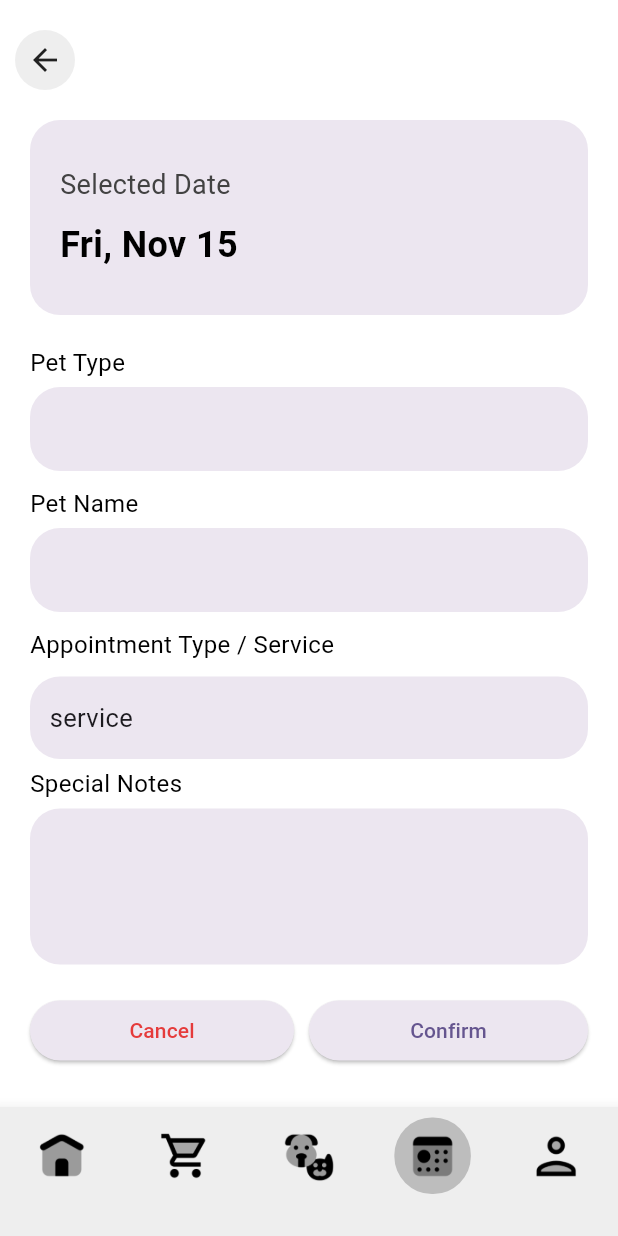
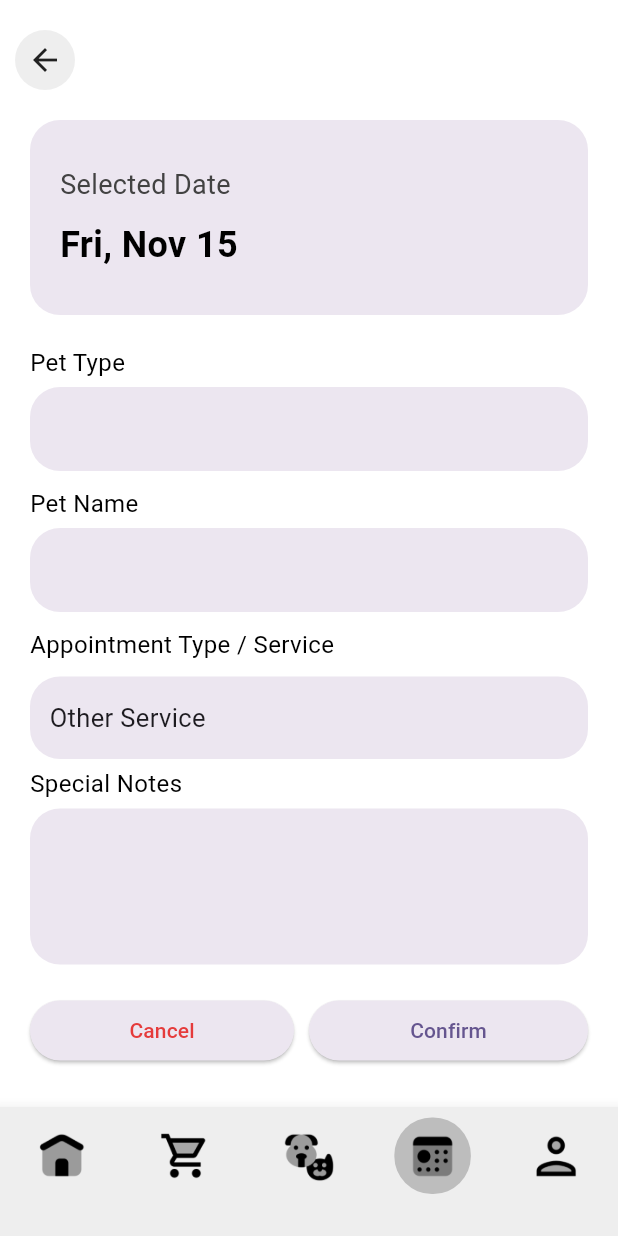
Before and after one commit to Shaliha07/petshop, a Flutter app: the ProfilePage screen opened directly, item 4 of the bottom bar chosen, after a tap on "Add an Appointment", on a phone screen of 412 x 824 dp. Run offline on Flutter 3.47's test engine with Material 3 defaults, Android fonts, the phone set to English and light mode, and no system bars.

Commit message:
Att change done in getStarted - 1 login - 1 signup - 1 home - 1 chatbot - 1 products - 1 item - 1 cart - 1 checkout - 1 service - 1 appointment - 1 confirm apt - 1 user - 1 eal time chat - 1 edit pf - 1

```diff
--- a/lib/aptscheduling.dart
+++ b/lib/aptscheduling.dart
@@ -17,6 +17,23 @@ class SchedulingPage extends StatefulWidget {
 }
 
 class _SchedulingPageState extends State<SchedulingPage> {
+  final TextEditingController petTypeController = TextEditingController();
+  final TextEditingController petNameController = TextEditingController();
+  final TextEditingController specialNotesController = TextEditingController();
+
+  final double appointmentTime = 00.00;
+  final int appointmentID = 001;
+  final int userID = 001;
+  final String status = "success";
+
+  @override
+  void dispose() {
+    petTypeController.dispose();
+    petNameController.dispose();
+    specialNotesController.dispose();
+    super.dispose();
+  }
+
   @override
   Widget build(BuildContext context) {
     return SafeArea(
@@ -84,9 +101,11 @@ class _SchedulingPageState extends State<SchedulingPage> {
                       ),
                     ),
                     const SizedBox(height: 20),
-                    buildTextField(label: 'Pet Type'),
+                    buildTextField(
+                        label: 'Pet Type', controller: petTypeController),
                     const SizedBox(height: 10),
-                    buildTextField(label: 'Pet Name'),
+                    buildTextField(
+                        label: 'Pet Name', controller: petNameController),
                     const SizedBox(height: 10),
                     const Text('Appointment Type / Service',
                         style: TextStyle(color: Colors.black, fontSize: 16)),
@@ -111,7 +130,10 @@ class _SchedulingPageState extends State<SchedulingPage> {
                       ),
                     ),
                     const SizedBox(height: 5),
-                    buildTextField(label: 'Special Notes', maxLines: 3),
+                    buildTextField(
+                        label: 'Special Notes',
+                        controller: specialNotesController,
+                        maxLines: 3),
                     const SizedBox(height: 20),
                     Row(
                       mainAxisAlignment: MainAxisAlignment.end,
@@ -143,7 +165,11 @@ class _SchedulingPageState extends State<SchedulingPage> {
                         ),
                         Expanded(
                           child: ElevatedButton(
-                            onPressed: () {},
+                            onPressed: () {
+                              final petType = petTypeController.text;
+                              final petName = petNameController.text;
+                              final specialNotes = specialNotesController.text;
+                            },
                             style: ElevatedButton.styleFrom(
                               backgroundColor: const Color(0xffECE6F0),
                               padding: const EdgeInsets.symmetric(vertical: 10),
@@ -171,7 +197,10 @@ class _SchedulingPageState extends State<SchedulingPage> {
     );
   }
 
-  Widget buildTextField({required String label, int? maxLines}) {
+  Widget buildTextField(
+      {required String label,
+      required TextEditingController controller,
+      int? maxLines}) {
     return Column(
       crossAxisAlignment: CrossAxisAlignment.start,
       children: [
--- a/lib/bottom_navbar.dart
+++ b/lib/bottom_navbar.dart
@@ -58,8 +58,8 @@ class _BottomNavBarState extends State<BottomNavBar> {
               context,
               MaterialPageRoute(
                 builder: (context) => const AppointmentPage(
-                  serviceID: 1,
-                  serviceName: "service",
+                  serviceID: 11,
+                  serviceName: "Other Service",
                 ),
               ),
             );
--- a/lib/profile_page.dart
+++ b/lib/profile_page.dart
@@ -5,6 +5,15 @@ import 'bottom_navbar.dart';
 
 class ProfilePage extends StatelessWidget {
   const ProfilePage({super.key});
+
+  final String userName = 'John';
+
+  final int paymentID = 0001;
+  final String paymentDate = 'August 25, 2023';
+  final double paidAmount = 3232.00;
+  final String paidService = 'Purchase of "Rabies Shot"';
+  final String paymentMethod = 'Credit Card';
+  final String paymentStatus = 'Paid';
 
   @override
   Widget build(BuildContext context) {
@@ -43,9 +52,9 @@ class ProfilePage extends StatelessWidget {
                               color: const Color(0xffECE6F0),
                               borderRadius: BorderRadius.circular(20),
                             ),
-                            child: const Text(
-                              'Max',
-                              style: TextStyle(
+                            child: Text(
+                              userName,
+                              style: const TextStyle(
                                 fontSize: 16,
                                 color: Colors.black,
                               ),
@@ -254,8 +263,8 @@ class ProfilePage extends StatelessWidget {
                       'Time: 11:00 AM\nService: Rabies Vaccination\nLocation: Pet Clinic\nNotes: Regular check-up and Rabies shot administered.',
                       'Follow-up appointment scheduled for April 15, 2024. No adverse reactions observed.'),
                   buildSectionTitle('Payment History'),
-                  buildPaymentHistoryCard('August 25, 2023',
-                      'Amount: 3,232 LKR\nService: Purchase of "Rabies Shot"\nPayment Method: Credit Card\n'),
+                  buildPaymentHistoryCard(paymentDate,
+                      'Amount: $paidAmount LKR\nService: $paidService\nPayment Method: $paymentMethod\n'),
                   const SizedBox(height: 10),
                   buildSectionTitle('Payment Methods'),
                   buildPaymentMethodCard('Visa', '**** 1234', '06/25'),
--- a/lib/services_page.dart
+++ b/lib/services_page.dart
@@ -12,8 +12,8 @@ class ServicesPage extends StatefulWidget {
 
 class _ServicesPageState extends State<ServicesPage> {
   int currentIndex = 2;
-  int serviceID = 1;
-  String serviceName = "service";
+  int serviceID = 11;
+  String serviceName = "Other Service";
 
   @override
   Widget build(BuildContext context) {
```
Also changed, not shown: lib/edit_profile_page.dart (+7 -0 lines).
